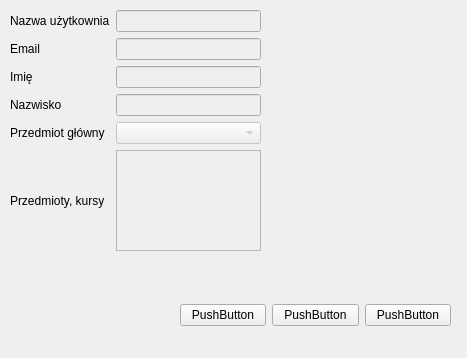
First picture: the form in profile.ui, repository Barto-Paja/AlaMail, before the edit.
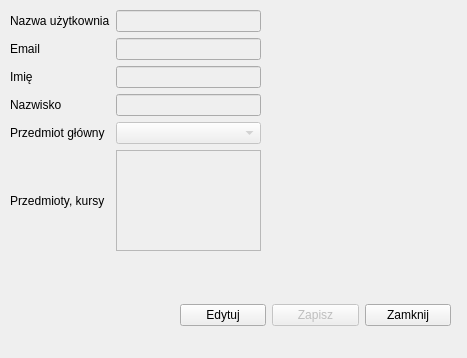
Second picture: the form after the edit.

```diff
--- a/profile.ui
+++ b/profile.ui
@@ -122,21 +122,24 @@
     <item>
      <widget class="QPushButton" name="pushButton">
       <property name="text">
-       <string>PushButton</string>
+       <string>Edytuj</string>
       </property>
      </widget>
     </item>
     <item>
-     <widget class="QPushButton" name="pushButton_2">
+     <widget class="QPushButton" name="Save">
+      <property name="enabled">
+       <bool>false</bool>
+      </property>
       <property name="text">
-       <string>PushButton</string>
+       <string>Zapisz</string>
       </property>
      </widget>
     </item>
     <item>
      <widget class="QPushButton" name="pushButton_3">
       <property name="text">
-       <string>PushButton</string>
+       <string>Zamknij</string>
       </property>
      </widget>
     </item>
```
Left out of the diff: 10 changed lines with no effect on the pictures.
